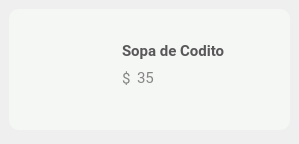
First picture: the form in El-Patio/mesero/mesero_tarjeta_menu.ui, repository MrDanielG/IHC-ElPatio, before the edit.
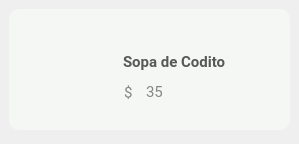
Second picture: the form after the edit. Icons and pictures are not drawn.

Commit message: ADD Reservas Menu Admin

Diff of the .ui file:
```diff
--- a/El-Patio/mesero/mesero_tarjeta_menu.ui
+++ b/El-Patio/mesero/mesero_tarjeta_menu.ui
@@ -102,18 +102,15 @@
     <string/>
    </property>
   </widget>
-  <widget class="QWidget" name="">
-   <property name="geometry">
-    <rect>
-     <x>122</x>
-     <y>30</y>
-     <width>161</width>
-     <height>60</height>
-    </rect>
-   </property>
-   <layout class="QVBoxLayout" name="verticalLayout">
-    <item>
      <widget class="QLabel" name="nombrePlatillo">
+   <property name="geometry">
+    <rect>
+     <x>123</x>
+     <y>20</y>
+     <width>151</width>
+     <height>51</height>
+    </rect>
+   </property>
       <property name="minimumSize">
        <size>
         <width>0</width>
@@ -142,9 +139,16 @@
        <bool>true</bool>
       </property>
      </widget>
-    </item>
-    <item>
-     <layout class="QHBoxLayout" name="horizontalLayout_2">
+  <widget class="QWidget" name="">
+   <property name="geometry">
+    <rect>
+     <x>124</x>
+     <y>80</y>
+     <width>39</width>
+     <height>24</height>
+    </rect>
+   </property>
+   <layout class="QHBoxLayout" name="horizontalLayout">
       <item>
        <widget class="QLabel" name="precioPlatillo_2">
         <property name="font">
@@ -178,21 +182,6 @@
          <string>35</string>
         </property>
        </widget>
-      </item>
-      <item>
-       <spacer name="horizontalSpacer">
-        <property name="orientation">
-         <enum>Qt::Horizontal</enum>
-        </property>
-        <property name="sizeHint" stdset="0">
-         <size>
-          <width>40</width>
-          <height>20</height>
-         </size>
-        </property>
-       </spacer>
-      </item>
-     </layout>
     </item>
    </layout>
   </widget>
```
Lines whose indentation alone changed are shown as unchanged. The commit also changes 8 other files.
